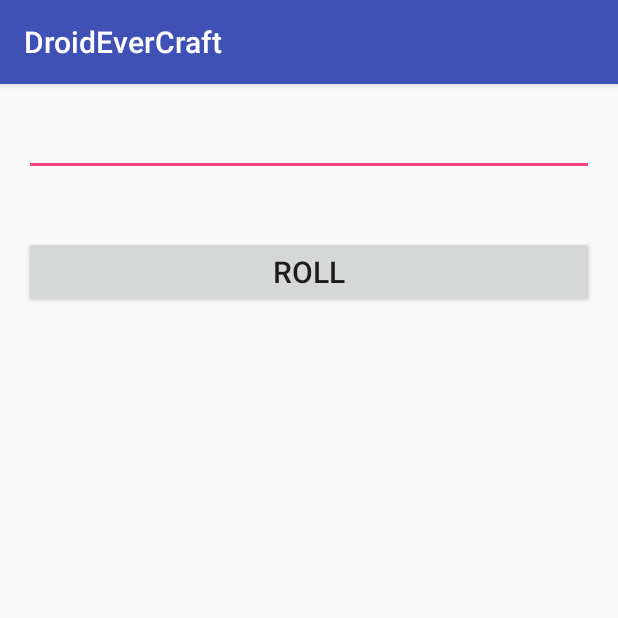
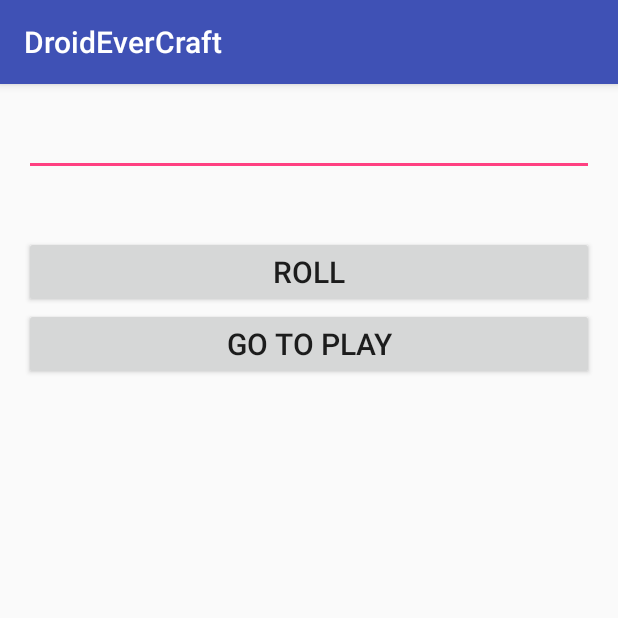
Before and after one commit to mueller04/DroidEverCraft, an Android app: the screen it shows after launch (MainActivity), on a phone screen of 412 x 824 dp, the top half of it. Run offline under Robolectric (Android 15) with nearby library versions, the phone set to English and light mode, and no system bars.

```diff
--- a/app/build.gradle
+++ b/app/build.gradle
@@ -24,4 +24,5 @@ dependencies {
     testCompile 'junit:junit:4.12'
     compile 'org.mockito:mockito-all:1.10.19'
     compile 'com.android.support:appcompat-v7:23.2.0'
+    compile 'com.android.support:design:23.2.0'
 }
--- a/app/src/main/java/com/example/mike/droidevercraft/MainActivity.java
+++ b/app/src/main/java/com/example/mike/droidevercraft/MainActivity.java
@@ -1,5 +1,6 @@
 package com.example.mike.droidevercraft;
 
+import android.content.Intent;
 import android.media.MediaMetadataRetriever;
 import android.support.v7.app.AppCompatActivity;
 import android.os.Bundle;
@@ -11,6 +12,8 @@ import android.widget.TextView;
 
 
 public class MainActivity extends AppCompatActivity {
+
+    public final static String packageName = "com.example.mike.droidevercraft.";
 
     Play play;
     EverCraftCharacter everChar1;
@@ -25,11 +28,10 @@ public class MainActivity extends AppCompatActivity {
 
     }
 
-    public void roll(View view){
+    public void saveCharacter1(View view){
 
         EditText textInput = (EditText) findViewById(R.id.name_input);
-        Editable nameInput = textInput.getText();
-        String nameInputStr = nameInput.toString();
+        String nameInputStr = textInput.getText().toString();
         everChar1 = new EverCraftCharacter(nameInputStr, Enum.Alignment.Good);
         everChar2 = new EverCraftCharacter("name2", Enum.Alignment.Good);
         int hp = everChar1.getHitPoints();
@@ -45,5 +47,11 @@ public class MainActivity extends AppCompatActivity {
         Log.d("name", nameStr);
     }
 
+    public void goToPlay(View view) {
+        Intent intent = new Intent(this, PlayGame.class);
+        intent.putExtra("characterOne", "hi");
+        startActivity(intent);
+    }
+
 
 }
--- a/app/src/main/res/layout/activity_main.xml
+++ b/app/src/main/res/layout/activity_main.xml
@@ -24,5 +24,14 @@
         android:minWidth="0dp"
         android:text="roll"
         android:textSize="20dp"
-        android:onClick="roll"/>
+        android:onClick="saveCharacter1"/>
+
+    <Button
+        android:layout_width="match_parent"
+        android:layout_height="48dp"
+        android:minHeight="0dp"
+        android:minWidth="0dp"
+        android:text="Go To Play"
+        android:textSize="20dp"
+        android:onClick="goToPlay"/>
 </LinearLayout>
--- /dev/null
+++ b/app/src/main/res/values-v21/styles.xml
@@ -0,0 +1,9 @@
+<resources>>
+
+    <style name="AppTheme.NoActionBar">
+        <item name="windowActionBar">false</item>
+        <item name="windowNoTitle">true</item>
+        <item name="android:windowDrawsSystemBarBackgrounds">true</item>
+        <item name="android:statusBarColor">@android:color/transparent</item>
+    </style>
+</resources>
--- a/app/src/main/res/values/dimens.xml
+++ b/app/src/main/res/values/dimens.xml
@@ -2,4 +2,5 @@
     <!-- Default screen margins, per the Android Design guidelines. -->
     <dimen name="activity_horizontal_margin">16dp</dimen>
     <dimen name="activity_vertical_margin">16dp</dimen>
+    <dimen name="fab_margin">16dp</dimen>
 </resources>
--- a/app/src/main/res/values/strings.xml
+++ b/app/src/main/res/values/strings.xml
@@ -1,3 +1,4 @@
 <resources>
     <string name="app_name">DroidEverCraft</string>
+    <string name="title_activity_play_game">PlayGame</string>
 </resources>
--- a/app/src/main/res/values/styles.xml
+++ b/app/src/main/res/values/styles.xml
@@ -8,4 +8,13 @@
         <item name="colorAccent">@color/colorAccent</item>
     </style>
 
+    <style name="AppTheme.NoActionBar">
+        <item name="windowActionBar">false</item>
+        <item name="windowNoTitle">true</item>
+    </style>
+
+    <style name="AppTheme.AppBarOverlay" parent="ThemeOverlay.AppCompat.Dark.ActionBar" />
+
+    <style name="AppTheme.PopupOverlay" parent="ThemeOverlay.AppCompat.Light" />
+
 </resources>
```
Also changed, not shown: app/src/main/AndroidManifest.xml (+9 -0 lines), app/src/main/java/com/example/mike/droidevercraft/PlayGame.java (added, +33 -0 lines), app/src/main/res/layout/activity_play_game.xml (added, +35 -0 lines), app/src/main/res/layout/content_play_game.xml (added, +15 -0 lines).
